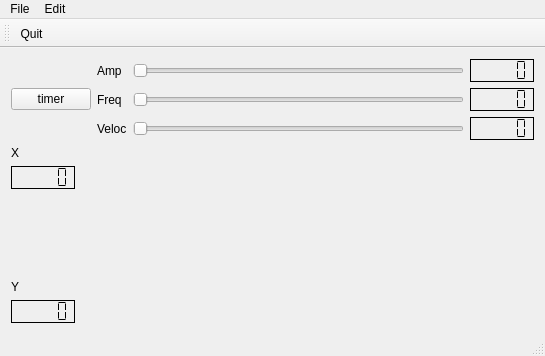
Qt form helloqt/mainwindow.ui (agostinhobritojr/dca1202) before a commit.
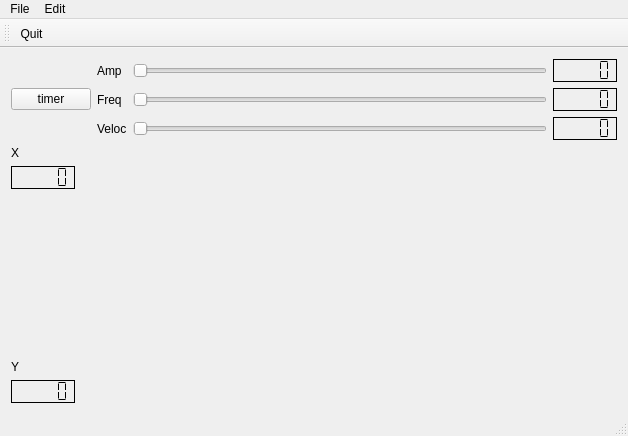
The same form after that commit. Icons and pictures are not drawn. Custom widgets are drawn as their Qt base class.

What changed in the file:
```diff
--- a/helloqt/mainwindow.ui
+++ b/helloqt/mainwindow.ui
@@ -6,8 +6,8 @@
    <rect>
     <x>0</x>
     <y>0</y>
-    <width>545</width>
-    <height>356</height>
+    <width>628</width>
+    <height>436</height>
    </rect>
   </property>
   <property name="windowTitle">
@@ -170,7 +170,7 @@
     <rect>
      <x>0</x>
      <y>0</y>
-     <width>545</width>
+     <width>628</width>
      <height>22</height>
     </rect>
    </property>
```
